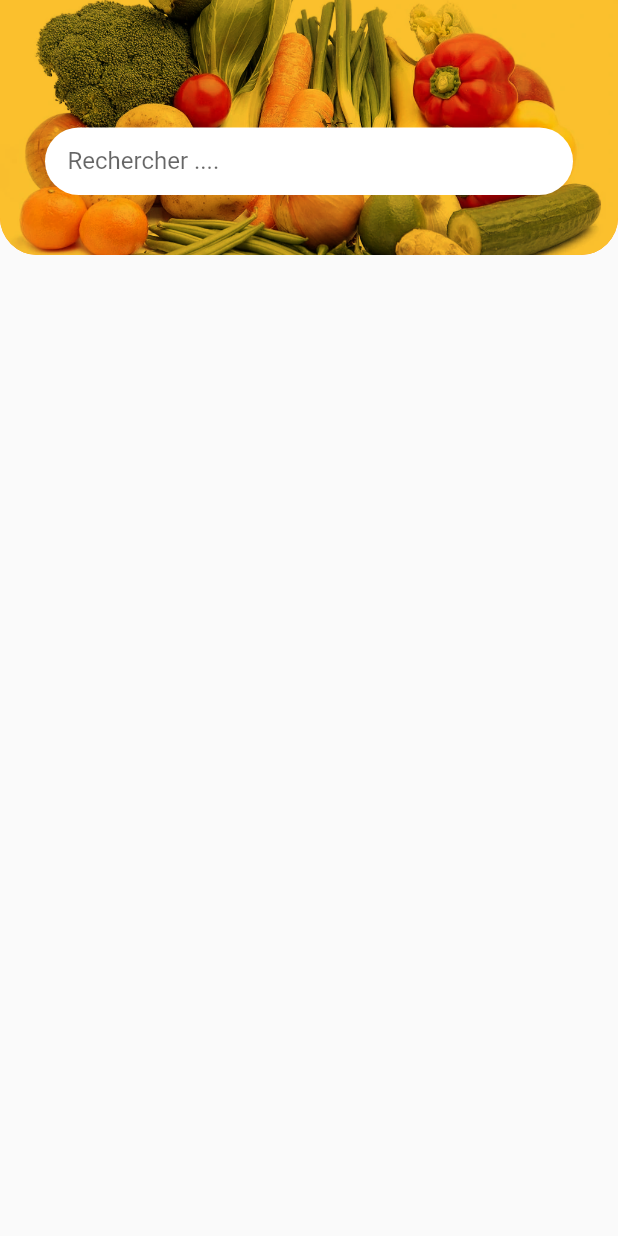
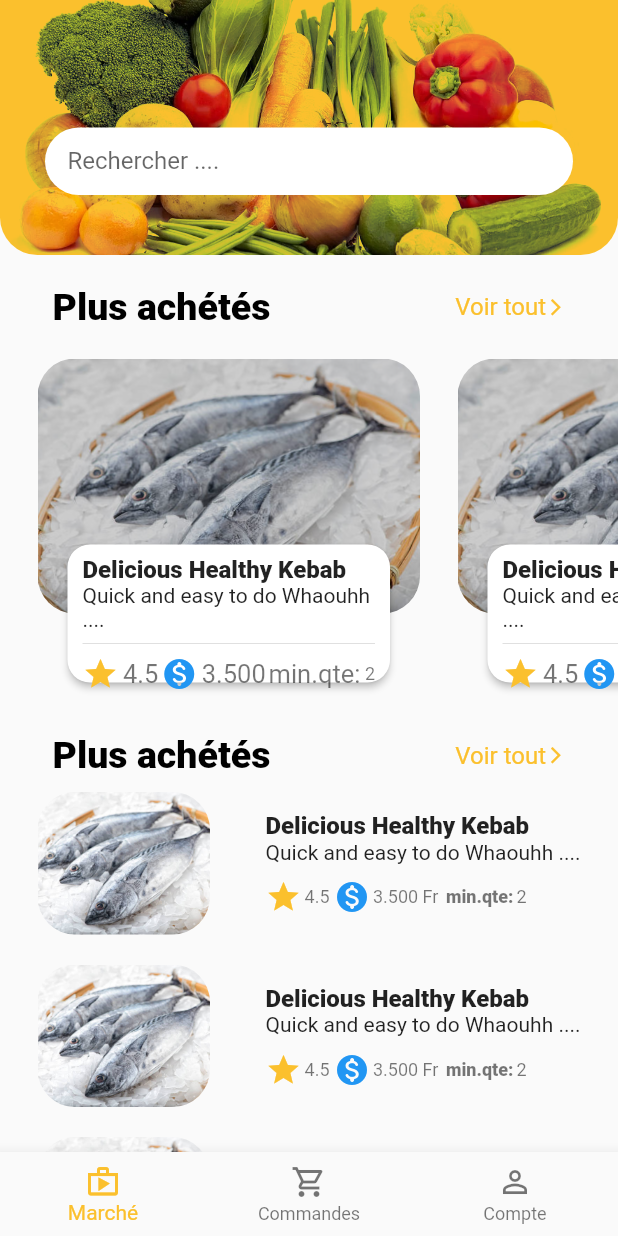
Before and after one commit to ofceab/manne_ui, a Flutter app: the screen it shows after launch, on a phone screen of 412 x 824 dp. Run offline on Flutter 3.47's test engine with Material 2 defaults, Android fonts, the phone set to English and light mode, and no system bars; our stand-ins replace cloud_firestore, firebase_core, flutter_bloc; accounts and stored records are empty.

Commit message:
Finish the market Screen

```diff
--- /dev/null
+++ b/lib/cubit/bottom_navigation_bar.dart
@@ -0,0 +1,14 @@
+import 'package:flutter_bloc/flutter_bloc.dart';
+
+class BottonNavigationCubit extends Cubit<int>{
+
+  ///Here the constructor
+  /// And the first value will be pass the thought the constructor
+  ///  At the call
+  BottonNavigationCubit(int state) : super(state);
+
+  ///This method is to push the to another screen the user
+  void pushToAnotherUIScreen(int screenIndex){
+    emit(screenIndex); //Here the screen index
+  }
+}
--- a/lib/main.dart
+++ b/lib/main.dart
@@ -1,4 +1,6 @@
 import 'package:flutter/material.dart';
+import 'package:flutter_bloc/flutter_bloc.dart';
+import 'package:manne/cubit/bottom_navigation_bar.dart';
 
 import 'presentation/screens/root.dart';
 
@@ -13,10 +15,16 @@ class App extends StatelessWidget {
 
   @override
   Widget build(BuildContext context) {
-    return MaterialApp(
-      theme: ThemeData(primaryColor: Colors.orange),
-      debugShowCheckedModeBanner: false,
-      home: Root(),
+    return MultiBlocProvider(
+      providers: [
+        BlocProvider<BottonNavigationCubit>(
+            create: (context) => BottonNavigationCubit(0))
+      ],
+      child: MaterialApp(
+        theme: ThemeData(primaryColor: Colors.orange),
+        debugShowCheckedModeBanner: false,
+        home: Root(),
+      ),
     );
   }
 }
--- a/lib/presentation/screens/home/home_screen.dart
+++ b/lib/presentation/screens/home/home_screen.dart
@@ -1,21 +1,104 @@
 import 'package:flutter/material.dart';
+import 'package:flutter_bloc/flutter_bloc.dart';
+import 'package:manne/cubit/bottom_navigation_bar.dart';
+import 'package:manne/presentation/widgets/ProductsBar.dart';
+import 'package:manne/presentation/widgets/product_list_item.dart';
 import 'package:manne/presentation/widgets/search_bar.dart';
+import 'package:manne/presentation/widgets/trend_bar.dart';
 import 'package:manne/presentation/widgets/trends.dart';
 
 class HomeScreen extends StatelessWidget {
   const HomeScreen({Key key}) : super(key: key);
 
+  CustomScrollView _buildMarketPlace() {
+    return CustomScrollView(slivers: [
+      SliverAppBar(
+        expandedHeight: 170,
+        backgroundColor: Colors.transparent,
+        flexibleSpace: SearchBar(),
+      ),
+      SliverToBoxAdapter(
+        child: TrendBar(),
+      ),
+      SliverToBoxAdapter(
+        child: TrendsWidget(),
+      ),
+      SliverToBoxAdapter(
+        child: ProductBar(),
+      ),
+      SliverList(
+        delegate: SliverChildBuilderDelegate((context, index) {
+          return ProductListItem();
+        }, childCount: 10),
+      ),
+    ]);
+  }
+
+  Widget _buildScreenAccordingToBottomNavigation(int index) {
+    if (index == 0) {
+      return _buildMarketPlace();
+    } else if (index == 1) {
+      return Center(
+        child: Text('Commandes'),
+      );
+    } else if (index == 2) {
+      return Center(
+        child: Text('Person'),
+      );
+    }
+    return null;
+  }
+
+  Widget _buildBottomNavigationBar(
+      BottonNavigationCubit cubit, BuildContext context) {
+    return BlocBuilder<BottonNavigationCubit, int>(
+      builder: (context, index) {
+        return BottomNavigationBar(
+          selectedItemColor: Colors.yellow[700],
+          currentIndex: index,
+          onTap: (int index) =>
+              _handleBottomNavigationAction(cubit, index, context),
+          items: const <BottomNavigationBarItem>[
+            BottomNavigationBarItem(
+              icon: Icon(Icons.shop_outlined),
+              label: 'Marché',
+            ),
+            BottomNavigationBarItem(
+              icon: Icon(Icons.shopping_cart_outlined),
+              label: 'Commandes',
+            ),
+            BottomNavigationBarItem(
+              icon: Icon(Icons.person_outline_outlined),
+              label: 'Compte',
+            ),
+          ],
+        );
+      },
+    );
+  }
+
+  ///Handle onNavigationButtonAction
+  void _handleBottomNavigationAction(
+      BottonNavigationCubit bottomNavigationCubit,
+      int index,
+      BuildContext context) {
+    //Push the index to the bottomNavigationCubit stream
+    bottomNavigationCubit.pushToAnotherUIScreen(index);
+  }
+
   @override
   Widget build(BuildContext context) {
+    BottonNavigationCubit _bottomNavigationCubit =
+        BlocProvider.of<BottonNavigationCubit>(context);
     return Scaffold(
+        bottomNavigationBar:
+            _buildBottomNavigationBar(_bottomNavigationCubit, context),
         body: SafeArea(
-      child: CustomScrollView(slivers: [
-        SliverToBoxAdapter(
-          child: SearchBar(),
-        )
-        // SliverList(
-        //     delegate: SliverChildListDelegate([, TrendsWidget()]))
-      ]),
-    ));
+          child: BlocBuilder<BottonNavigationCubit, int>(
+            builder: (context, index) {
+              return _buildScreenAccordingToBottomNavigation(index);
+            },
+          ),
+        ));
   }
 }
--- /dev/null
+++ b/lib/presentation/widgets/ProductsBar.dart
@@ -0,0 +1,43 @@
+import 'package:flutter/material.dart';
+
+class ProductBar extends StatelessWidget {
+  const ProductBar({
+    Key key,
+  }) : super(key: key);
+
+  @override
+  Widget build(BuildContext context) {
+    return Padding(
+      padding: const EdgeInsets.symmetric(horizontal: 35,vertical:0),
+      child: Row(
+        mainAxisAlignment: MainAxisAlignment.spaceBetween,
+        children: [
+          Text(
+            'Plus achétés',
+            style: Theme.of(context).textTheme.subtitle1.copyWith(
+                color: Colors.black,
+                fontSize: 25,
+                fontWeight: FontWeight.w800),
+          ),
+          InkWell(
+            onTap: () {
+              //TODO
+            },
+            child: Row(
+              children: [
+                Text(
+                  'Voir tout',
+                  style: Theme.of(context)
+                      .textTheme
+                      .subtitle1
+                      .copyWith(color: Colors.yellow[700]),
+                ),
+                Icon(Icons.arrow_forward_ios,size: 13, color: Colors.yellow[700])
+              ],
+            ),
+          )
+        ],
+      ),
+    );
+  }
+}
--- /dev/null
+++ b/lib/presentation/widgets/product_list_item.dart
@@ -0,0 +1,108 @@
+import 'package:flutter/material.dart';
+
+class ProductListItem extends StatelessWidget {
+  @override
+  Widget build(BuildContext context) {
+    return Container(
+        padding: const EdgeInsets.symmetric(horizontal: 25, vertical: 10),
+        child:
+            Row(mainAxisAlignment: MainAxisAlignment.spaceBetween, children: [
+          Container(
+              decoration:
+                  BoxDecoration(borderRadius: BorderRadius.circular(25)),
+              width: 115,
+              height: 95,
+              child: ClipRRect(
+                  borderRadius: BorderRadius.circular(25),
+                  child: Image.asset(
+                    'assets/poisson-frais.jpg',
+                    fit: BoxFit.cover,
+                  ))),
+          Column(
+            mainAxisAlignment: MainAxisAlignment.center,
+            crossAxisAlignment: CrossAxisAlignment.start,
+            children: [
+              Text(
+                'Delicious Healthy Kebab',
+                style: Theme.of(context).textTheme.subtitle1.copyWith(
+                      fontWeight: FontWeight.w800,
+                    ),
+              ),
+              Text('Quick and easy to do Whaouhh ....'),
+              SizedBox(
+                height: 10,
+              ),
+              Row(
+                children: [
+                  GestureDetector(
+                    onTap: () {},
+                    child: Row(
+                      children: [
+                        Icon(
+                          Icons.star,
+                          color: Colors.yellow[700],
+                        ),
+                        SizedBox(
+                          width: 2,
+                        ),
+                        Text(
+                          '4.5',
+                          style: Theme.of(context).textTheme.caption.copyWith(),
+                        )
+                      ],
+                    ),
+                  ),
+                  SizedBox(
+                    width: 3,
+                  ),
+                  GestureDetector(
+                    onTap: () {},
+                    child: Row(
+                      children: [
+                        Icon(
+                          Icons.monetization_on_rounded,
+                          color: Colors.blue,
+                        ),
+                        SizedBox(
+                          width: 2,
+                        ),
+                        Text(
+                          '3.500 Fr',
+                          style: Theme.of(context).textTheme.caption.copyWith(),
+                        )
+                      ],
+                    ),
+                  ),
+                  SizedBox(
+                    width: 5,
+                  ),
+                  GestureDetector(
+                    onTap: () {
+                      //TODO
+                    },
+                    child: Row(
+                      children: [
+                        Text(
+                          'min.qte:',
+                          style: Theme.of(context)
+                              .textTheme
+                              .caption
+                              .copyWith(fontWeight: FontWeight.w800),
+                        ),
+                        SizedBox(
+                          width: 2,
+                        ),
+                        Text(
+                          '2',
+                          style: Theme.of(context).textTheme.caption.copyWith(),
+                        )
+                      ],
+                    ),
+                  ),
+                ],
+              ),
+            ],
+          ),
+        ]));
+  }
+}
--- /dev/null
+++ b/lib/presentation/widgets/product_list_view.dart
@@ -0,0 +1,10 @@
+import 'package:flutter/material.dart';
+
+class ProductListView extends StatelessWidget {
+  @override
+  Widget build(BuildContext context) {
+    return Container(
+      // child: ,
+    );
+  }
+}
--- a/lib/presentation/widgets/search_bar.dart
+++ b/lib/presentation/widgets/search_bar.dart
@@ -14,11 +14,9 @@ class SearchBar extends StatelessWidget {
             bottomLeft: Radius.circular(25),
             bottomRight: Radius.circular(25),
           ),
-            color: Colors.orange,
           image: DecorationImage(
             fit: BoxFit.cover,
-              colorFilter:
-                  ColorFilter.mode(Colors.yellow[700], BlendMode.modulate),
+            colorFilter: ColorFilter.mode(Colors.yellow[700], BlendMode.darken),
             image: AssetImage('assets/header-image.webp'),
           )),
       child: SizedBox(
@@ -32,6 +30,7 @@ class SearchBar extends StatelessWidget {
                 border: InputBorder.none, labelText: 'Rechercher ....'),
           ),
         ),
-        ));
+      ),
+    );
   }
 }
--- /dev/null
+++ b/lib/presentation/widgets/trend_bar.dart
@@ -0,0 +1,43 @@
+import 'package:flutter/material.dart';
+
+class TrendBar extends StatelessWidget {
+  const TrendBar({
+    Key key,
+  }) : super(key: key);
+
+  @override
+  Widget build(BuildContext context) {
+    return Padding(
+      padding: const EdgeInsets.symmetric(horizontal: 35,vertical: 20),
+      child: Row(
+        mainAxisAlignment: MainAxisAlignment.spaceBetween,
+        children: [
+          Text(
+            'Plus achétés',
+            style: Theme.of(context).textTheme.subtitle1.copyWith(
+                color: Colors.black,
+                fontSize: 25,
+                fontWeight: FontWeight.w800),
+          ),
+          InkWell(
+            onTap: () {
+              //TODO
+            },
+            child: Row(
+              children: [
+                Text(
+                  'Voir tout',
+                  style: Theme.of(context)
+                      .textTheme
+                      .subtitle1
+                      .copyWith(color: Colors.yellow[700]),
+                ),
+                Icon(Icons.arrow_forward_ios,size: 13, color: Colors.yellow[700])
+              ],
+            ),
+          )
+        ],
+      ),
+    );
+  }
+}
--- a/lib/presentation/widgets/trends.dart
+++ b/lib/presentation/widgets/trends.dart
@@ -1,52 +1,11 @@
 import 'package:flutter/material.dart';
 import 'package:manne/presentation/widgets/trends_list_item.dart';
 
-class TrendsWidget extends StatefulWidget {
-  @override
-  _TrendsWidgetState createState() => _TrendsWidgetState();
-}
-
-class _TrendsWidgetState extends State<TrendsWidget> {
+class TrendsWidget extends StatelessWidget {
   @override
   Widget build(BuildContext context) {
     return Container(
-      padding: const EdgeInsets.symmetric(horizontal: 35, vertical: 25),
-      height: 400,
-      child: Column(
-        crossAxisAlignment: CrossAxisAlignment.start,
-        children: [
-          Row(
-            mainAxisAlignment: MainAxisAlignment.spaceBetween,
-            children: [
-              Text(
-                'Plus achétés',
-                style: Theme.of(context).textTheme.subtitle1.copyWith(
-                    color: Colors.black,
-                    fontSize: 25,
-                    fontWeight: FontWeight.w800),
-              ),
-              InkWell(
-                onTap: () {
-                  //TODO
-                },
-                child: Text(
-                  'Voir tout',
-                  style: Theme.of(context)
-                      .textTheme
-                      .subtitle1
-                      .copyWith(color: Colors.yellow[700]),
-                ),
-              )
-            ],
-          ),
-          _buildListView()
-        ],
-      ),
-    );
-  }
-
-  Container _buildListView() {
-    return Container(
+      height: 250,
       child: ListView.builder(
           scrollDirection: Axis.horizontal,
           itemCount: 10,
--- a/lib/presentation/widgets/trends_list_item.dart
+++ b/lib/presentation/widgets/trends_list_item.dart
@@ -5,23 +5,38 @@ class TrendsListItem extends StatelessWidget {
 
   @override
   Widget build(BuildContext context) {
-    return ClipRRect(
-      borderRadius: BorderRadius.circular(25),
+    return Padding(
+      padding: const EdgeInsets.only(left: 25),
       child: Container(
-        height: 300,
         child: Stack(
           children: [
-            Image.asset(
-              'assets/header-image.webp',
+            ClipRRect(
+              borderRadius: BorderRadius.circular(25),
+              child: SizedBox(
+                height: 170,
+                child: Image.asset(
+                  'assets/poisson-frais.jpg',
                   fit: BoxFit.cover,
+                  color: Colors.black.withOpacity(.2),
+                  colorBlendMode: BlendMode.darken,
+                ),
+              ),
             ),
             Positioned(
-                bottom: 0,
-                left: 0,
-                right: 0,
+              bottom: 30,
+              left: 16,
+              right: 16,
               child: Container(
-                  height: 80,
+                height: 100,
+                child: Card(
+                  elevation: 2,
+                  shape: RoundedRectangleBorder(
+                      borderRadius: BorderRadius.circular(15)),
+                  child: Padding(
+                    padding:
+                        const EdgeInsets.symmetric(horizontal: 10, vertical: 7),
                     child: Column(
+                      crossAxisAlignment: CrossAxisAlignment.start,
                       children: [
                         Text(
                           'Delicious Healthy Kebab',
@@ -30,52 +45,75 @@ class TrendsListItem extends StatelessWidget {
                               ),
                         ),
                         Text('Quick and easy to do Whaouhh ....'),
+                        Divider(),
                         Row(
+                          mainAxisAlignment: MainAxisAlignment.spaceBetween,
                           children: [
-                          RaisedButton.icon(
-                              elevation: 0.0,
-                              onPressed: () {},
-                              icon: Icon(Icons.star),
-                              label: Text(
-                                '4.3',
-                                style: Theme.of(context)
-                                    .textTheme
-                                    .caption
-                                    .copyWith(
-                                        fontSize: 20,
-                                        fontWeight: FontWeight.w600),
-                              )),
-                          RaisedButton.icon(
-                              elevation: 0.0,
-                              onPressed: () {},
-                              icon: Text('min .Quantity'),
-                              label: Text(
-                                '4',
-                                style: Theme.of(context)
-                                    .textTheme
-                                    .caption
-                                    .copyWith(
-                                        fontSize: 20,
-                                        fontWeight: FontWeight.w600),
-                              )),
-                          RaisedButton.icon(
-                              elevation: 0.0,
-                              onPressed: () {},
-                              icon: Icon(Icons.money),
-                              label: Text(
-                                '4.500 FCFA',
-                                style: Theme.of(context)
-                                    .textTheme
-                                    .caption
-                                    .copyWith(
-                                        fontSize: 20,
-                                        fontWeight: FontWeight.w600),
-                              ))
+                            GestureDetector(
+                              onTap: () {},
+                              child: Row(
+                                children: [
+                                  Icon(
+                                    Icons.star,
+                                    color: Colors.yellow[700],
+                                  ),
+                                  SizedBox(width: 3,),
+                                  Text(
+                                    '4.5',
+                                    style: Theme.of(context).textTheme.caption.copyWith(
+                                      fontSize: 17
+                                    ),
+                                  )
                                 ],
                               ),
+                            ),
+                                                        GestureDetector(
+                              onTap: () {},
+                              child: Row(
+                                children: [
+                                  Icon(
+                                    Icons.monetization_on_rounded,
+                                    color: Colors.blue,
+                                  ),
+                                  SizedBox(width: 3,),
+                                  Text(
+                                    '3.500',
+                                    style: Theme.of(context).textTheme.caption.copyWith(
+                                      fontSize: 17
+                                    ),
+                                  )
                                 ],
                               ),
-                ))
+                            ),
+                            GestureDetector(
+                              onTap: () {
+                                //TODO
+                              },
+                              child: Row(
+                                children: [
+                                  Text(
+                                    'min.qte:',
+                                    style: Theme.of(context).textTheme.caption.copyWith(
+                                    fontSize: 17,
+                                    ),
+                                  ),
+                                  SizedBox(width: 3,),
+                                  Text(
+                                    '2',
+                                    style: Theme.of(context).textTheme.caption.copyWith(
+                                    ),
+                                  )
+                                ],
+                              ),
+                            ),
+                          ],
+                        )
+                      ],
+                    ),
+                  ),
+                ),
+              ),
+            )
           ],
         ),
       ),
--- a/pubspec.yaml
+++ b/pubspec.yaml
@@ -30,6 +30,7 @@ dependencies:
   cupertino_icons: ^0.1.3
   firebase_core: ^0.5.0
   cloud_firestore: ^0.14.0+2
+  flutter_bloc:
 
 dev_dependencies:
   flutter_test:
```
Also changed, not shown: lib/presentation/widgets/des.dart (added, +79 -0 lines), assets/poisson-frais.jpg (added), pubspec.lock, 2 other files. Lines whose indentation alone changed are shown as unchanged.
